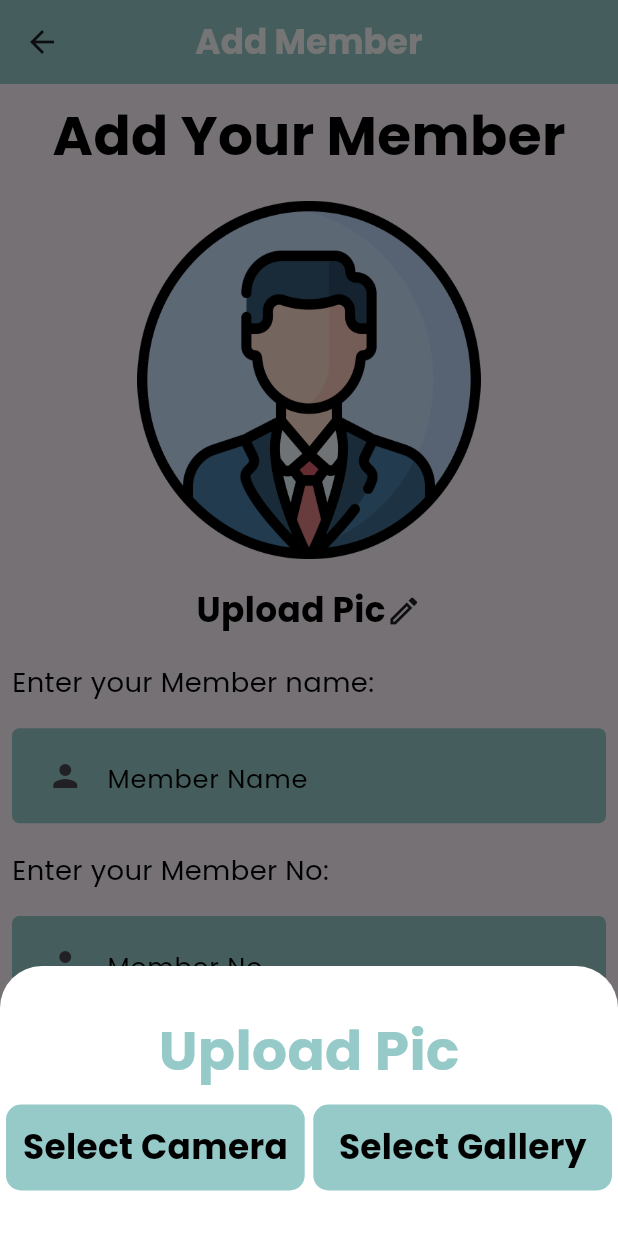
After one commit to sadiqawan/qurbani_app, a Flutter app: the AddMember screen opened directly, after a tap on "Upload Pic", on a phone screen of 412 x 824 dp. The commit adds this screen. Run offline on Flutter 3.47's test engine with Material 3 defaults, Android fonts, the phone set to English and light mode, and no system bars; our stand-ins replace cloud_firestore, firebase_auth, firebase_core, firebase_storage, flutter_screenutil, get and 4 more; missing offline and left inert: fade_out_particle, radial_button; accounts and stored records are empty.

Commit message:
Member list added and also some  other changes

```diff
--- /dev/null
+++ b/lib/views/nave_view/home_view/add_membar/add_membar.dart
@@ -0,0 +1,189 @@
+import 'dart:io';
+
+import 'package:flutter/material.dart';
+import 'package:flutter_screenutil/flutter_screenutil.dart';
+import 'package:get/get.dart';
+import 'package:image_picker/image_picker.dart';
+import 'package:medally_pro/views/nave_view/home_view/home_controller.dart';
+import '../../../../componants/custom_button.dart';
+import '../../../../componants/custom_text_feild.dart';
+import '../../../../const/constant_colors.dart';
+import '../../../../const/contant_style.dart';
+
+class AddMember extends StatefulWidget {
+  const AddMember({super.key});
+
+  @override
+  State<AddMember> createState() => _AddMemberState();
+}
+
+class _AddMemberState extends State<AddMember> {
+  @override
+  Widget build(BuildContext context) {
+    TextEditingController nameController = TextEditingController();
+    TextEditingController numeberController = TextEditingController();
+    HomeController homeController = Get.put(HomeController());
+    return Scaffold(
+      appBar: AppBar(
+        title: Text('Add Member'),
+        backgroundColor: kPriemryColor,
+        centerTitle: true,
+        titleTextStyle: kSubTitle2B.copyWith(color: kWhit),
+      ),
+      body: SingleChildScrollView(
+        child: Padding(
+          padding: const EdgeInsets.all(8.0),
+          child: Column(
+            crossAxisAlignment: CrossAxisAlignment.start,
+            children: [
+              Center(
+                child: Text(
+                  'Add Your Member',
+                  style: kHeading2B.copyWith(color: Colors.black),
+                ),
+              ),
+              Padding(
+                padding: EdgeInsets.symmetric(vertical: 15.h),
+                child: Center(
+                  child: SizedBox(
+                    height: 200.h,
+                    width: 200.w,
+                    child: Obx(() {
+                      return homeController.image.value == null
+                          ? Image.asset(
+                        'assets/images/icon_profile.png', // Default image
+                        fit: BoxFit.fill,
+                      )
+                          : Image.file(
+                        homeController.image.value! ,
+                        fit: BoxFit.fill, // Adjust for better display
+                      );
+                    }),
+                  ),
+                ),
+              ),
+
+
+              InkWell(
+                onTap: () {
+                  Get.bottomSheet(
+                      backgroundColor: kWhit,
+                      SizedBox(
+                        height: 180,
+                        child: Padding(
+                          padding: const EdgeInsets.all(4.0),
+                          child: Column(
+                            mainAxisAlignment: MainAxisAlignment.center,
+                            children: [
+                              Text(
+                                'Upload Pic',
+                                style: kHeading2B,
+                              ),
+                              const SizedBox(
+                                height: 10,
+                              ),
+                              Row(
+                                mainAxisAlignment:
+                                    MainAxisAlignment.spaceAround,
+                                children: [
+                                  Flexible(
+                                      child: CustomButton(
+                                          title: 'Select Camera',
+                                          onTap: () {
+                                            homeController.pickImageFrom(
+                                                ImageSource.camera);
+                                          })),
+                                  SizedBox(
+                                    width: 5.w,
+                                  ),
+                                  Flexible(
+                                    child: CustomButton(
+                                        title: 'Select Gallery',
+                                        onTap: () {
+                                          homeController.pickImageFrom(
+                                              ImageSource.gallery);
+                                        }),
+                                  ),
+                                ],
+                              ),
+                            ],
+                          ),
+                        ),
+                      ));
+                },
+                child: Row(
+                  mainAxisAlignment: MainAxisAlignment.center,
+                  children: [
+                    Text(
+                      'Upload Pic',
+                      style: kSubTitle2B,
+                    ),
+                    const Icon(Icons.edit_outlined),
+                  ],
+                ),
+              ),
+              Padding(
+                padding: EdgeInsets.symmetric(vertical: 15.h),
+                child: Text(
+                  'Enter your Member name: ',
+                  style: kSmallTitle1.copyWith(color: Colors.black),
+                ),
+              ),
+              CustomTextFeild(
+                obscureText: false,
+                keyBordType: TextInputType.text,
+                hint: 'Member Name',
+                icon: Icons.person,
+                controller: nameController,
+              ),
+              Padding(
+                padding: EdgeInsets.symmetric(vertical: 15.h),
+                child: Text(
+                  'Enter your Member No: ',
+                  style: kSmallTitle1.copyWith(color: Colors.black),
+                ),
+              ),
+              CustomTextFeild(
+                obscureText: false,
+                keyBordType: TextInputType.number,
+                hint: 'Member No',
+                icon: Icons.person,
+                controller: numeberController,
+              ),
+              SizedBox(height: 20.h),
+              Obx(() {
+                return homeController.isLoading.value
+                    ? Center(
+                        child: CircularProgressIndicator(
+                        color: kPriemryColor,
+                      ))
+                    : CustomButton(
+                  title: 'Add Member',
+                  onTap: () {
+                    final name = nameController.text.trim();
+                    final number = numeberController.text.trim();
+
+                    if (name.isEmpty || number.isEmpty) {
+                      Get.snackbar(
+                        "Failed",
+                        "Enter the required credentials",
+                        snackPosition: SnackPosition.TOP,
+                        backgroundColor: Colors.red.withOpacity(.3),
+                      );
+                    } else {
+                      homeController.addMember(name, number).then((_) {
+                        nameController.clear();
+                        numeberController.clear();
+                      });
+                    }
+                  },
+                );
+                ;
+              })
+            ],
+          ),
+        ),
+      ),
+    );
+  }
+}
--- a/pubspec.yaml
+++ b/pubspec.yaml
@@ -47,6 +47,8 @@ dependencies:
   salomon_bottom_bar: ^3.3.2
   fade_out_particle: ^1.2.1
   intl: ^0.20.1
+  radial_button: ^1.0.1
+
 
 
 
```
Also changed, not shown: lib/main.dart (+2 -6 lines), lib/views/nave_view/home_view/add_medicine_view/add_contant_view.dart (added, +33 -0 lines), lib/views/nave_view/home_view/home_controller.dart (+127 -0 lines), lib/views/nave_view/home_view/home_view.dart (+170 -1 lines), lib/views/splash_view/splash_view.dart (+5 -2 lines), assets/images/icon_profile.png (added), lib/views/nave_view/home_view/add_medicine_view/add_contant_view_controller.dart (added), pubspec.lock.
